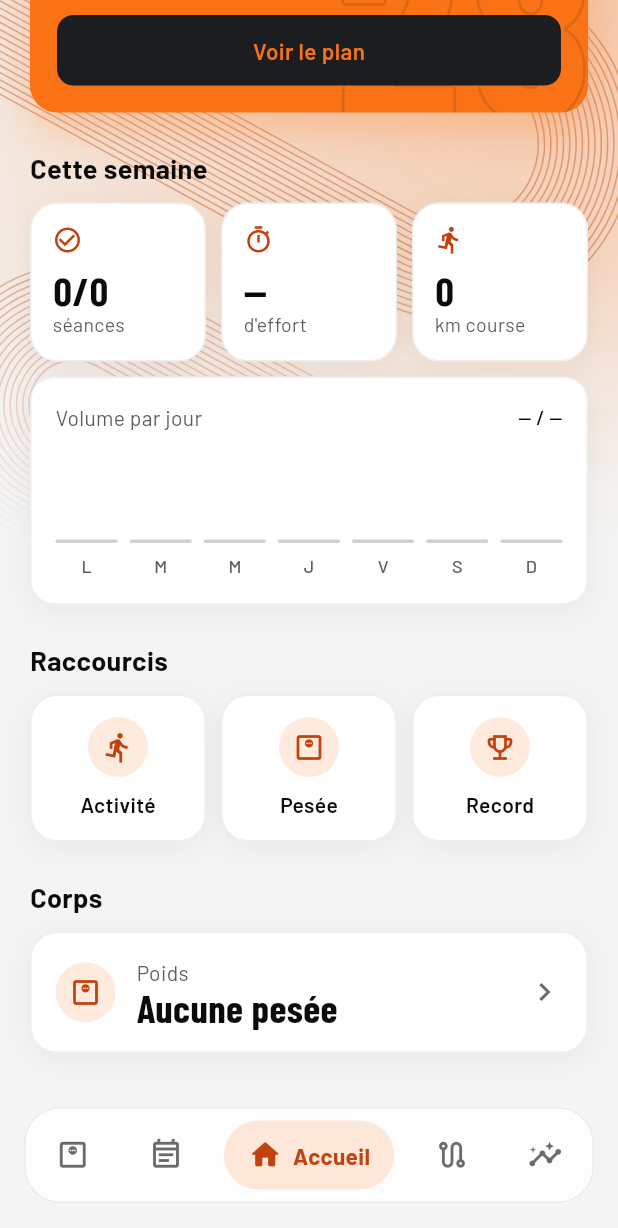
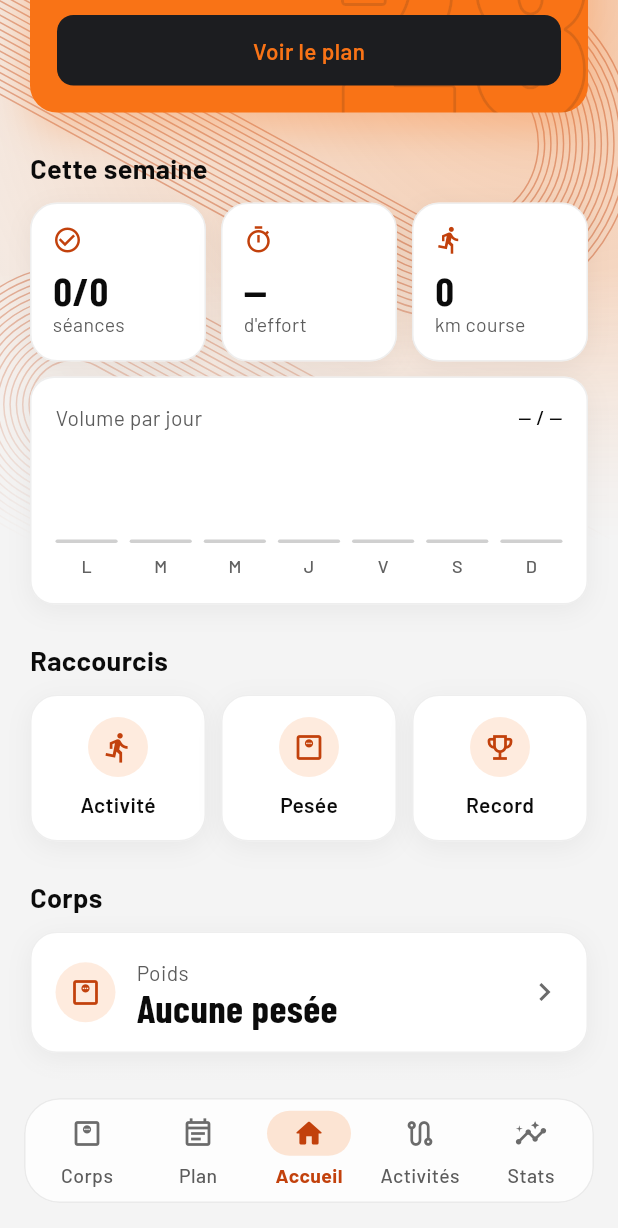
Before and after one commit to lucaslle/SportApp, a Flutter app: the screen it shows after launch, scrolled down 194 dp, on a phone screen of 412 x 824 dp. Shown: the top 1228 px of the screen. Run offline on Flutter 3.47's test engine with Material 3 defaults, Android fonts, the phone set to English and light mode, and no system bars; our stand-ins replace file_picker, flutter_map, flutter_riverpod, flutter_secure_storage, google_fonts, latlong2.

Commit message:
Barre d'onglets fixe : icône et nom toujours visibles, pastille derrière l'icône active

```diff
--- a/fitness_tracker/lib/widgets/glass_tab_bar.dart
+++ b/fitness_tracker/lib/widgets/glass_tab_bar.dart
@@ -6,8 +6,8 @@ import 'package:flutter/services.dart';
 import '../app/app_screen.dart';
 import '../theme/app_theme.dart';
 
-/// Barre d'onglets flottante translucide : icônes seules, l'onglet actif s'étire
-/// en pastille avec son nom.
+/// Barre d'onglets flottante translucide : cinq emplacements fixes, icône et nom
+/// toujours visibles, pastille derrière l'icône de l'onglet actif.
 class GlassTabBar extends StatelessWidget {
   const GlassTabBar({super.key, required this.active, required this.onSelect});
 
@@ -26,22 +26,17 @@ class GlassTabBar extends StatelessWidget {
       child: BackdropFilter(
         filter: ImageFilter.blur(sigmaX: 22, sigmaY: 22),
         child: Container(
-          height: 64,
-          padding: const EdgeInsets.symmetric(horizontal: 8),
+          height: 70,
+          padding: const EdgeInsets.symmetric(horizontal: 4),
           decoration: BoxDecoration(
             color: AppColors.glass,
             borderRadius: BorderRadius.circular(24),
             border: Border.all(color: AppColors.text.withValues(alpha: .08)),
           ),
           child: Row(
-            mainAxisAlignment: MainAxisAlignment.spaceBetween,
             children: [
               for (final tab in AppTab.values)
-                // Seule la pastille active peut rétrécir (nom coupé) sur un écran très étroit.
-                Flexible(
-                  flex: tab == active ? 1 : 0,
-                  child: _TabBubble(tab: tab, selected: tab == active, onTap: () => _select(tab)),
-                ),
+                Expanded(child: _TabButton(tab: tab, selected: tab == active, onTap: () => _select(tab))),
             ],
           ),
         ),
@@ -50,14 +45,14 @@ class GlassTabBar extends StatelessWidget {
   }
 }
 
-class _TabBubble extends StatelessWidget {
-  const _TabBubble({required this.tab, required this.selected, required this.onTap});
+class _TabButton extends StatelessWidget {
+  const _TabButton({required this.tab, required this.selected, required this.onTap});
 
   final AppTab tab;
   final bool selected;
   final VoidCallback onTap;
 
-  static const _duration = Duration(milliseconds: 280);
+  static const _duration = Duration(milliseconds: 260);
 
   @override
   Widget build(BuildContext context) {
@@ -65,45 +60,39 @@ class _TabBubble extends StatelessWidget {
     return Semantics(
       button: true,
       selected: selected,
-      label: tab.label,
-      excludeSemantics: true,
       child: GestureDetector(
         behavior: HitTestBehavior.opaque,
         onTap: onTap,
-        child: AnimatedContainer(
+        child: Column(
+          mainAxisAlignment: MainAxisAlignment.center,
+          children: [
+            // La pastille s'élargit depuis le centre, sans déplacer les onglets voisins.
+            AnimatedContainer(
               duration: _duration,
               curve: Curves.easeOutCubic,
-          height: 46,
-          padding: EdgeInsets.symmetric(horizontal: selected ? 16 : 12),
+              width: selected ? 56 : 32,
+              height: 30,
               decoration: BoxDecoration(
-            color: selected ? AppColors.accent.withValues(alpha: .16) : Colors.transparent,
-            borderRadius: BorderRadius.circular(23),
+                color: selected ? AppColors.accent.withValues(alpha: .18) : Colors.transparent,
+                borderRadius: BorderRadius.circular(15),
               ),
-          child: Row(
-            mainAxisSize: MainAxisSize.min,
-            children: [
-              Icon(selected ? tab.activeIcon : tab.icon, size: 23, color: color),
-              // Le nom se déroule à côté de l'icône de l'onglet actif.
-              Flexible(
-                child: AnimatedSize(
-                  duration: _duration,
-                  curve: Curves.easeOutCubic,
-                  child: selected
-                      ? Padding(
-                          padding: const EdgeInsets.only(left: 7),
+              child: Icon(selected ? tab.activeIcon : tab.icon, size: 22, color: color),
+            ),
+            const SizedBox(height: 4),
+            // Réduit le nom plutôt que de le couper sur les écrans étroits.
+            FittedBox(
+              fit: BoxFit.scaleDown,
               child: Text(
                 tab.label,
                 maxLines: 1,
-                            softWrap: false,
-                            overflow: TextOverflow.fade,
-                            style: AppText.sans(size: 14, weight: FontWeight.w700, color: color),
+                style: AppText.sans(
+                  size: 11,
+                  weight: selected ? FontWeight.w700 : FontWeight.w500,
+                  color: selected ? AppColors.accentText : AppColors.muted,
                 ),
-                        )
-                      : const SizedBox.shrink(),
               ),
             ),
           ],
-          ),
         ),
       ),
     );
```
Also changed, not shown: 1 other file. Lines whose indentation alone changed are shown as unchanged.
